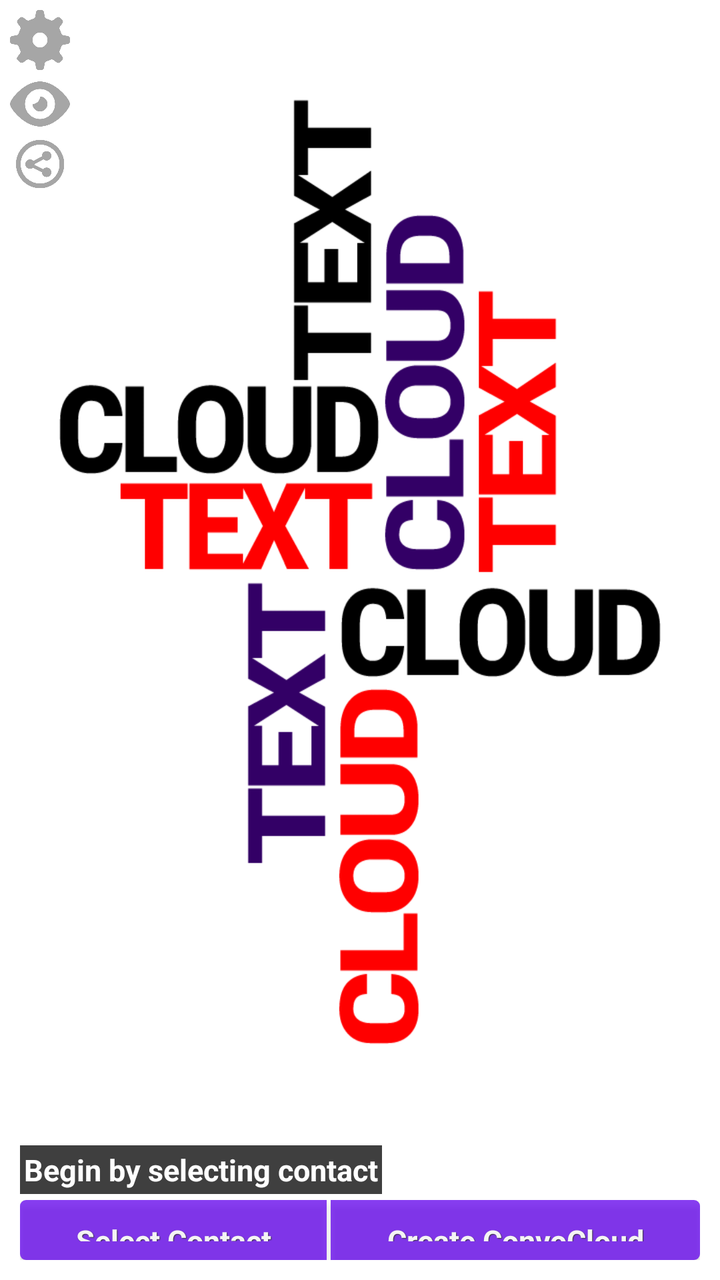
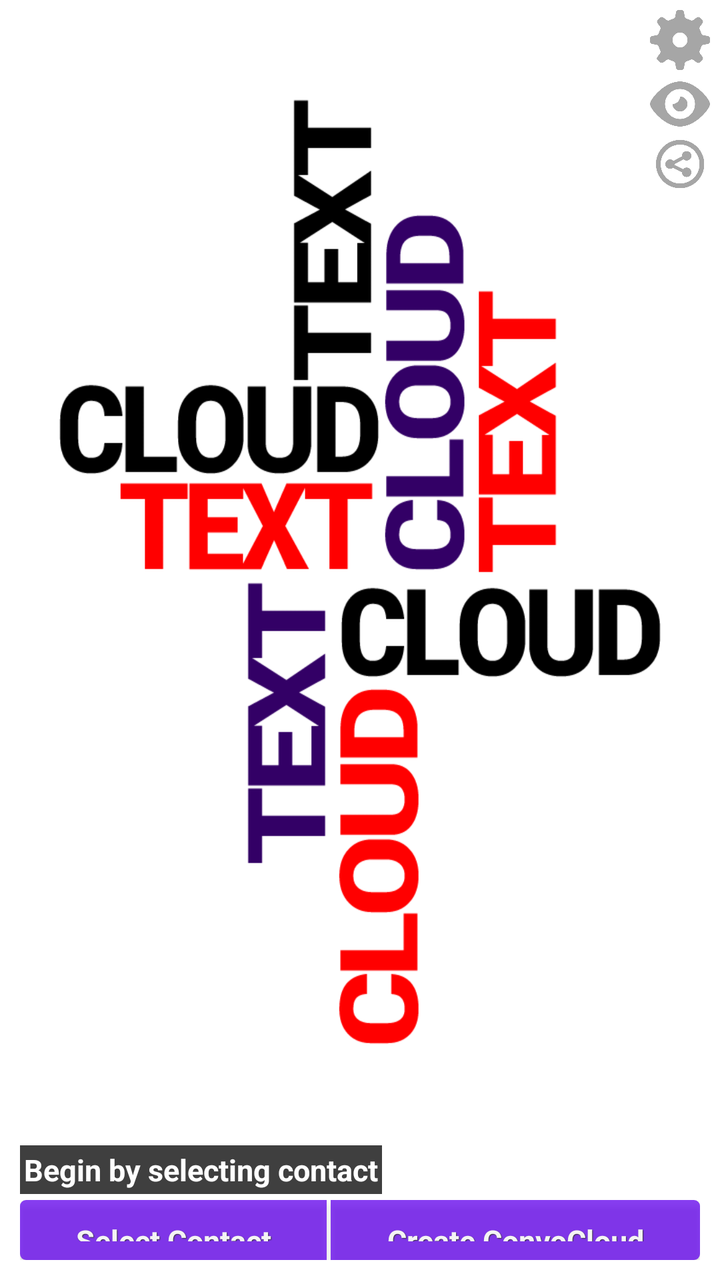

Screens rendered from an Android XML layout before and after an edit, with the pre-edit source and the edit as a unified diff.
<!-- AndroidManifest.xml: fallback theme Theme.MaterialComponents.DayNight.NoActionBar -->
<!-- res/layout/activity_main.xml -->
<RelativeLayout xmlns:android="http://schemas.android.com/apk/res/android"
    android:id="@+id/main_layout"
    android:layout_width="match_parent"
    android:layout_height="match_parent"
    android:background="@drawable/main_image" >

    <LinearLayout
        android:id="@+id/button_layout"
        android:layout_width="match_parent"
        android:layout_height="30dp"
        android:layout_alignParentBottom="true"
        android:layout_alignParentLeft="true"
        android:layout_marginBottom="10dp"
        android:layout_marginLeft="10dp"
        android:layout_marginRight="10dp"
        android:layout_marginTop="3dp" >

        <Button
            android:id="@+id/contact_selection_button"
            style="@style/btnStyleBlackpearl"
            android:layout_width="wrap_content"
            android:layout_height="wrap_content"
            android:layout_marginRight="1dp"
            android:layout_weight=".25"
            android:alpha=".75"
            android:background="@drawable/button_left"
            android:text="@string/select_contact" />

        <Button
            android:id="@+id/create_text_cloud_button"
            style="@style/btnStyleBlackpearl"
            android:layout_width="wrap_content"
            android:layout_height="wrap_content"
            android:layout_marginLeft="1dp"
            android:layout_weight=".25"
            android:alpha=".75"
            android:background="@drawable/button_right"
            android:text="@string/create_convocloud" />
    </LinearLayout>

    <LinearLayout
        android:layout_width="wrap_content"
        android:layout_height="wrap_content"
        android:layout_alignParentLeft="true"
        android:layout_alignParentTop="true"
        android:orientation="vertical" >

        <ImageView
            android:id="@+id/settings_button"
            android:layout_width="wrap_content"
            android:layout_height="wrap_content"
            android:layout_marginBottom="2dp"
            android:layout_marginLeft="5dp"
            android:layout_marginTop="5dp"
            android:adjustViewBounds="true"
            android:alpha=".35"
            android:contentDescription="@string/settings_description"
            android:maxHeight="30dp"
            android:maxWidth="30dp"
            android:src="@drawable/settingsicon" />

        <ImageView
            android:id="@+id/visible_button"
            android:layout_width="wrap_content"
            android:layout_height="wrap_content"
            android:layout_marginLeft="5dp"
            android:adjustViewBounds="true"
            android:alpha=".35"
            android:contentDescription="@string/settings_description"
            android:maxHeight="30dp"
            android:maxWidth="30dp"
            android:src="@drawable/visible_icon" />

        <ImageView
            android:id="@+id/share_button"
            android:layout_width="wrap_content"
            android:layout_height="wrap_content"
            android:layout_marginLeft="5dp"
            android:adjustViewBounds="true"
            android:alpha=".35"
            android:contentDescription="@string/settings_description"
            android:maxHeight="30dp"
            android:maxWidth="30dp"
            android:src="@drawable/share_icon" />

    </LinearLayout>

    <LinearLayout
        android:layout_width="wrap_content"
        android:layout_height="wrap_content"
        android:layout_above="@+id/button_layout"
        android:layout_alignParentLeft="true"
        android:layout_marginLeft="10dp"
        android:alpha=".75"
        android:background="@android:color/black"
        android:padding="2dp" >

        <TextView
            android:id="@+id/status_text"
            android:layout_width="wrap_content"
            android:layout_height="wrap_content"
            android:text="@string/status_text"
            android:textAppearance="?android:attr/textAppearanceMedium"
            android:textColor="@android:color/white"
            android:textSize="@dimen/Default"
            android:textStyle="bold" />

    </LinearLayout>

</RelativeLayout>
<!-- resources referenced by this layout -->
<resources>
  <dimen name="Default">15sp</dimen>
  <!-- drawable button_left (drawable-hdpi) -->
  <?xml version="1.0" encoding="utf-8"?>
  <selector xmlns:android="http://schemas.android.com/apk/res/android" >
       <item android:state_pressed="true" >
           <shape android:shape="rectangle"  >
               <corners android:bottomLeftRadius="3dip" 
                   android:topLeftRadius="3dip"/>
               <gradient  android:angle="-90"  android:startColor="#080909" android:endColor="#626b70"  />            
           </shape>
       </item>
      <item android:state_focused="true">
           <shape android:shape="rectangle"  >
               <corners android:bottomLeftRadius="3dip" 
                   android:topLeftRadius="3dip"/>
               <solid  android:color="#050e13"/>       
           </shape>
       </item>  
      <item >
          <shape android:shape="rectangle"  >
               <corners android:bottomLeftRadius="3dip" 
                   android:topLeftRadius="3dip"/>
               <gradient  android:angle="-90"  android:startColor="#3c454a" android:endColor="#050e13" />            
           </shape>
       </item>
  </selector>
  <!-- drawable button_right (drawable-hdpi) -->
  <?xml version="1.0" encoding="utf-8"?>
  <selector xmlns:android="http://schemas.android.com/apk/res/android" >
       <item android:state_pressed="true" >
           <shape android:shape="rectangle"  >
               <corners android:radius="3dip" />
               <corners android:bottomRightRadius="3dip" 
                   android:topRightRadius="3dip"/>
               <gradient  android:angle="-90"  android:startColor="#080909" android:endColor="#626b70"  />            
           </shape>
       </item>
      <item android:state_focused="true">
           <shape android:shape="rectangle"  >
               <corners android:bottomRightRadius="3dip" 
                   android:topRightRadius="3dip"/>
  
               <solid  android:color="#050e13"/>       
           </shape>
       </item>  
      <item >
          <shape android:shape="rectangle"  >
               <corners android:bottomRightRadius="3dip" 
                   android:topRightRadius="3dip"/>
               <gradient  android:angle="-90"  android:startColor="#3c454a" android:endColor="#050e13" />            
           </shape>
       </item>
  </selector>
  <!-- drawable main_image: png bitmap (drawable-hdpi, 45865 bytes) -->
  <!-- drawable settingsicon: png bitmap (drawable-hdpi, 12030 bytes) -->
  <!-- drawable share_icon: png bitmap (drawable-hdpi, 8854 bytes) -->
  <!-- drawable visible_icon: png bitmap (drawable-hdpi, 12784 bytes) -->
  <string name="create_convocloud">Create ConvoCloud</string>
  <string name="select_contact">Select Contact</string>
  <string name="settings_description">Settings Button</string>
  <string name="status_text">Begin by selecting contact</string>
  <style name="btnStyleBlackpearl" parent="@android:style/Widget.Button">
         <item name="android:textSize">15sp</item>
         <item name="android:textStyle">bold</item>
         <item name="android:textColor">#FFFFFF</item>
         <item name="android:gravity">center</item>
         <item name="android:shadowColor">#000000</item>
         <item name="android:shadowDx">1</item>
         <item name="android:shadowDy">1</item>
         <item name="android:shadowRadius">0.6</item>
         <item name="android:alpha">.5</item>
         <item name="android:background">@drawable/button_left</item>
     </style>
</resources>

<!-- the commit's change to res/layout/activity_main.xml (unified diff, before → after) -->
@@ -2,7 +2,8 @@
     android:id="@+id/main_layout"
     android:layout_width="match_parent"
     android:layout_height="match_parent"
-    android:background="@drawable/main_image" >
+    android:background="@drawable/main_image"
+    android:clickable="true" >
 
     <LinearLayout
         android:id="@+id/button_layout"
@@ -39,10 +40,14 @@
     </LinearLayout>
 
     <LinearLayout
+        android:id="@+id/icon_layout"
         android:layout_width="wrap_content"
         android:layout_height="wrap_content"
-        android:layout_alignParentLeft="true"
+        android:layout_alignParentLeft="false"
+        android:layout_alignParentRight="true"
         android:layout_alignParentTop="true"
+        android:layout_marginRight="5dp"
+        android:layout_marginTop="5dp"
         android:orientation="vertical" >
 
         <ImageView
@@ -50,10 +55,9 @@
             android:layout_width="wrap_content"
             android:layout_height="wrap_content"
             android:layout_marginBottom="2dp"
-            android:layout_marginLeft="5dp"
-            android:layout_marginTop="5dp"
             android:adjustViewBounds="true"
             android:alpha=".35"
+            android:clickable="true"
             android:contentDescription="@string/settings_description"
             android:maxHeight="30dp"
             android:maxWidth="30dp"
@@ -63,9 +67,9 @@
             android:id="@+id/visible_button"
             android:layout_width="wrap_content"
             android:layout_height="wrap_content"
-            android:layout_marginLeft="5dp"
             android:adjustViewBounds="true"
             android:alpha=".35"
+            android:clickable="true"
             android:contentDescription="@string/settings_description"
             android:maxHeight="30dp"
             android:maxWidth="30dp"
@@ -75,9 +79,9 @@
             android:id="@+id/share_button"
             android:layout_width="wrap_content"
             android:layout_height="wrap_content"
-            android:layout_marginLeft="5dp"
             android:adjustViewBounds="true"
             android:alpha=".35"
+            android:clickable="true"
             android:contentDescription="@string/settings_description"
             android:maxHeight="30dp"
             android:maxWidth="30dp"
@@ -86,6 +90,7 @@
     </LinearLayout>
 
     <LinearLayout
+        android:id="@+id/status_layout"
         android:layout_width="wrap_content"
         android:layout_height="wrap_content"
         android:layout_above="@+id/button_layout"
